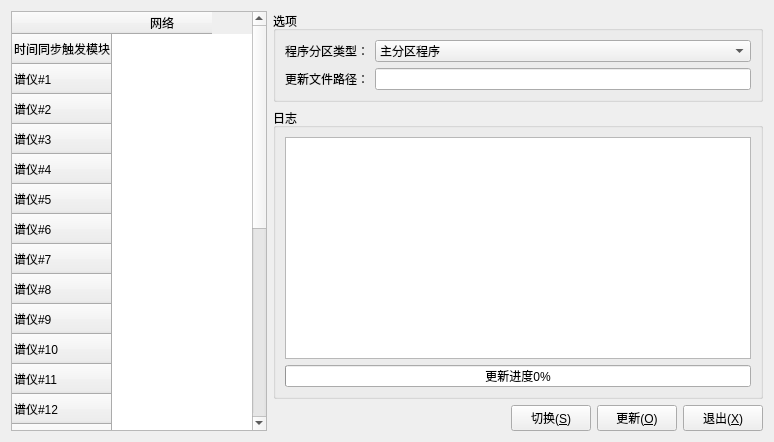
Old version of the form otaupgradewindow.ui in the repository MrXiaomao/HXR_Detector.
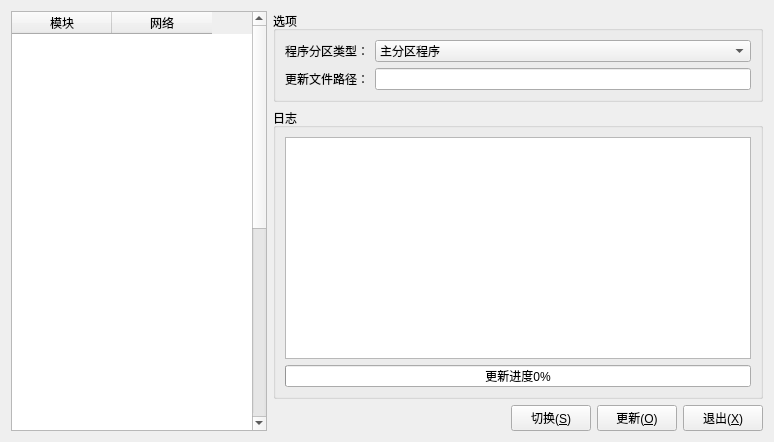
New version of the form.

The edit to the form file:
```diff
--- a/otaupgradewindow.ui
+++ b/otaupgradewindow.ui
@@ -47,7 +47,7 @@
       <enum>Qt::SolidLine</enum>
      </property>
      <attribute name="verticalHeaderVisible">
-      <bool>true</bool>
+      <bool>false</bool>
      </attribute>
      <row>
       <property name="text">
@@ -174,12 +174,22 @@
        <string>谱仪#24</string>
       </property>
      </row>
+     <column>
+      <property name="text">
+       <string>模块</string>
+      </property>
+     </column>
      <column>
       <property name="text">
        <string>网络</string>
       </property>
      </column>
-     <item row="1" column="0">
+     <item row="0" column="1">
+      <property name="text">
+       <string/>
+      </property>
+     </item>
+     <item row="1" column="1">
       <property name="text">
        <string/>
       </property>
@@ -187,7 +197,7 @@
        <set>AlignCenter</set>
       </property>
      </item>
-     <item row="2" column="0">
+     <item row="2" column="1">
       <property name="text">
        <string/>
       </property>
```
